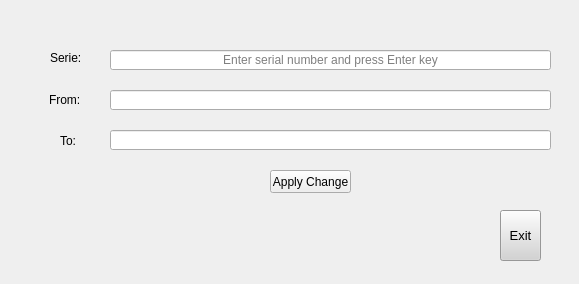
Old version of the form uis/change_description_form.ui in the repository andrei219/euromedia.
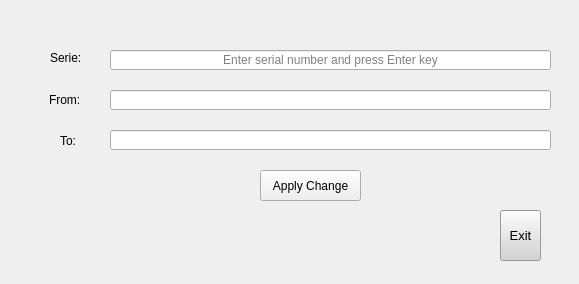
New version of the form. Icons and pictures are not drawn.

Patch:
```diff
--- a/uis/change_description_form.ui
+++ b/uis/change_description_form.ui
@@ -71,10 +71,10 @@
   <widget class="QPushButton" name="apply">
    <property name="geometry">
     <rect>
-     <x>270</x>
+     <x>260</x>
      <y>170</y>
-     <width>81</width>
-     <height>23</height>
+     <width>101</width>
+     <height>31</height>
     </rect>
    </property>
    <property name="text">
```
